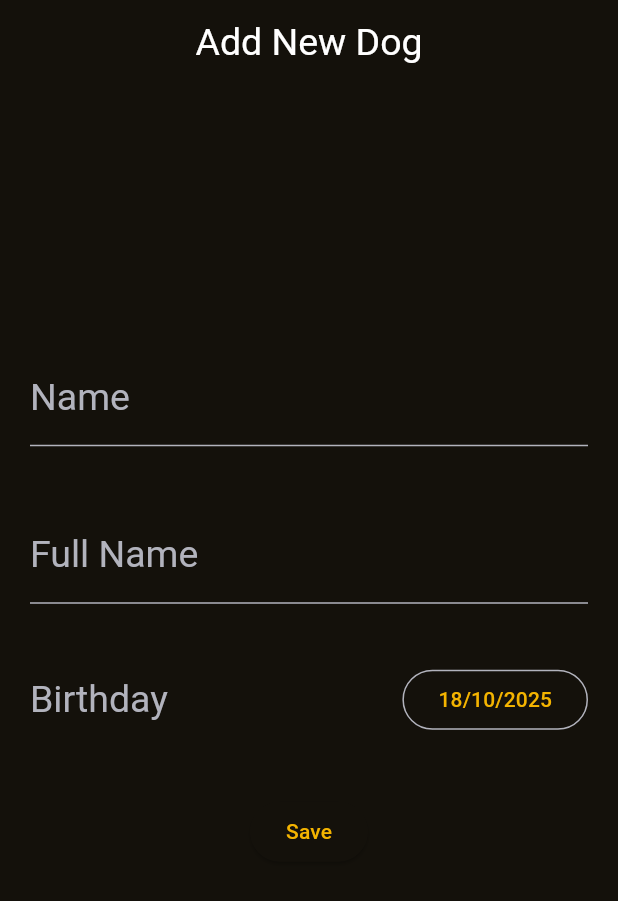
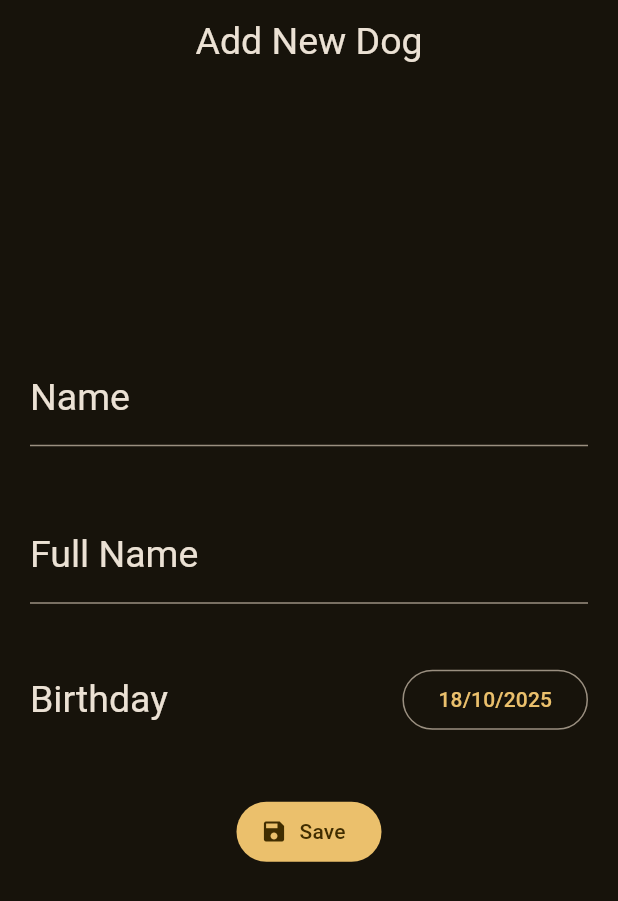
Before and after one commit to JanUfniarz/puppy_diary, a Flutter app: the _AddDogView screen opened directly, on a phone screen of 412 x 824 dp. Shown: the top 901 px of the screen. Run offline on Flutter 3.47's test engine with Material 3 defaults, Android fonts, the light colour scheme and no system bars; our stand-ins replace sqflite; accounts and stored records are empty.

Commit message:
ui update

```diff
--- a/lib/ui/helpers/form.dart
+++ b/lib/ui/helpers/form.dart
@@ -1,6 +1,5 @@
 import 'package:flutter/material.dart';
 import 'package:puppy_diary/types/data_types/widgets_data.dart';
-import 'package:puppy_diary/ui/style/text_theme.dart';
 
 mixin FormElements {
 
@@ -15,7 +14,7 @@ mixin FormElements {
 
           Text(
             data[index].label,
-            style: context.texts.titleLarge,
+            style: Theme.of(context).textTheme.titleLarge,
           ),
 
           data[index].child,
@@ -34,7 +33,7 @@ mixin FormElements {
         decoration: InputDecoration(
           label: Text(
             data[index].label,
-            style: context.texts.titleLarge,
+            style: Theme.of(context).textTheme.titleLarge,
           ),
         ),
 
--- a/lib/ui/views/push_views/add_dog.dart
+++ b/lib/ui/views/push_views/add_dog.dart
@@ -4,6 +4,7 @@ import 'package:puppy_diary/ui/helpers/form.dart';
 import 'package:puppy_diary/ui/helpers/value_wrapper.dart';
 import 'package:puppy_diary/ui/style/text_theme.dart';
 import 'package:puppy_diary/ui/views/views.dart';
+import 'package:puppy_diary/ui/widgets/buttons/save_button.dart';
 import 'package:puppy_diary/ui/widgets/elements/date_picker.dart';
 
 
@@ -53,7 +54,7 @@ class _AddDogViewState extends State<_AddDogView> with FormElements {
         ]),
 
 
-        ElevatedButton(
+        SaveButton(
             onPressed: () {
               if (name == null) setState(() => errorInfo = 'Name is required!');
               else Navigator.pop(context,
@@ -64,7 +65,6 @@ class _AddDogViewState extends State<_AddDogView> with FormElements {
                   )
               );
             },
-            child: const Text('Save')
         ),
 
 
--- a/lib/ui/views/sheets/edit_event_sheet.dart
+++ b/lib/ui/views/sheets/edit_event_sheet.dart
@@ -4,6 +4,7 @@ import 'package:puppy_diary/types/enums/event_type.dart';
 import 'package:puppy_diary/ui/helpers/form.dart';
 import 'package:puppy_diary/ui/helpers/value_wrapper.dart';
 import 'package:puppy_diary/ui/views/sheets/bottom_sheet.dart';
+import 'package:puppy_diary/ui/widgets/buttons/save_button.dart';
 import 'package:puppy_diary/ui/widgets/elements/big_text_field.dart';
 import 'package:puppy_diary/ui/widgets/elements/date_picker.dart';
 import 'package:puppy_diary/ui/widgets/elements/event_type_picker.dart';
@@ -87,9 +88,8 @@ class _EditEventSheetContentState extends State<_EditEventSheetContent>
           ),
         ),
 
-        FilledButton(
+        SaveButton(
             onPressed: () => widget.onSave(newEvent),
-            child: const Text('Save')
         ),
       ],
     );
--- /dev/null
+++ b/lib/ui/widgets/buttons/save_button.dart
@@ -0,0 +1,23 @@
+import 'package:flutter/material.dart';
+
+class SaveButton extends StatelessWidget {
+  final VoidCallback? onPressed;
+  const SaveButton({required this.onPressed, super.key});
+
+  @override
+  Widget build(BuildContext context) => FilledButton.icon(
+    onPressed: onPressed,
+    icon: Icon(
+      Icons.save,
+      color: Theme.of(context).colorScheme.onPrimary,
+    ),
+    label: Text('Save',
+      style: TextStyle(
+        color: Theme.of(context).colorScheme.onPrimary,
+      ),
+    ),
+    style: FilledButton.styleFrom(
+      backgroundColor: Theme.of(context).colorScheme.primary,
+    ),
+  );
+}
--- a/lib/ui/widgets/components/next_event_card.dart
+++ b/lib/ui/widgets/components/next_event_card.dart
@@ -53,7 +53,7 @@ class NextEventCard extends StatelessWidget {
           )
       ),
 
-      ElevatedButton(
+      OutlinedButton(
           onPressed: onAddEventPressed,
           child: const Row(
             children: [
--- a/lib/ui/widgets/elements/event_item.dart
+++ b/lib/ui/widgets/elements/event_item.dart
@@ -41,7 +41,10 @@ class _EventItemState extends State<EventItem> {
 
 
     ListTile info = ListTile(
-        leading: Icon(widget.event.type.icon),
+        leading: Icon(
+          widget.event.type.icon,
+          color: Theme.of(context).colorScheme.tertiary,
+        ),
 
         title: Text(
             widget.event.type.label,
--- a/pubspec.yaml
+++ b/pubspec.yaml
@@ -39,6 +39,7 @@ dependencies:
   sqflite: ^2.3.2
   path: ^1.9.0
   intl: ^0.20.2
+  google_fonts: ^6.3.2
 
 dev_dependencies:
   flutter_test:
```
Also changed, not shown: lib/ui/style/color_scheme.dart (+48 -10 lines), lib/ui/style/default_theme.dart (+10 -14 lines), lib/ui/style/text_theme.dart (+0 -7 lines), lib/ui/views/push_views/all_events.dart (+20 -9 lines), lib/ui/widgets/buttons/delete_button.dart (+9 -2 lines), lib/ui/widgets/components/app_drawer.dart (+15 -6 lines), pubspec.lock.
